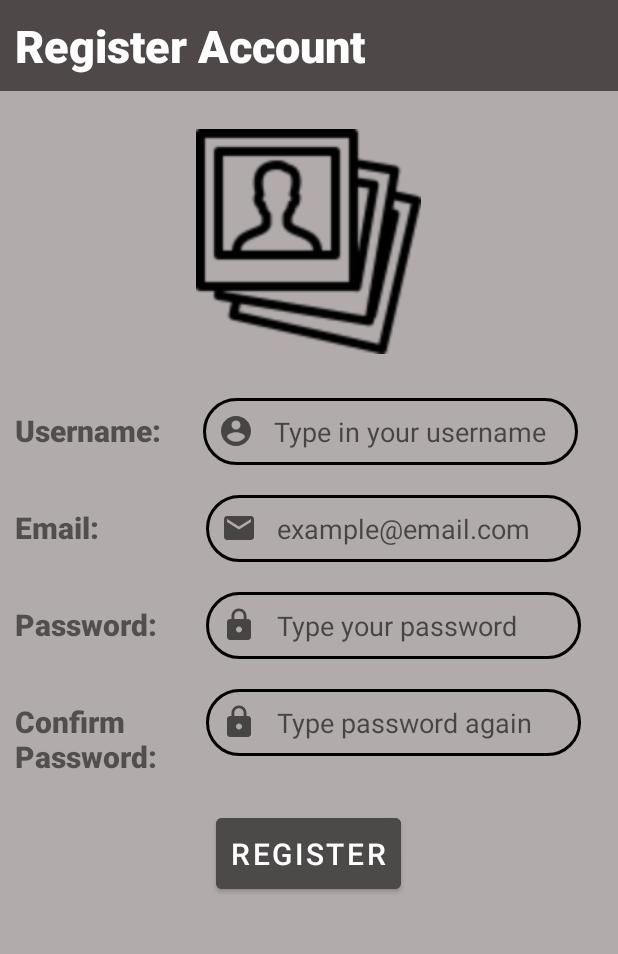
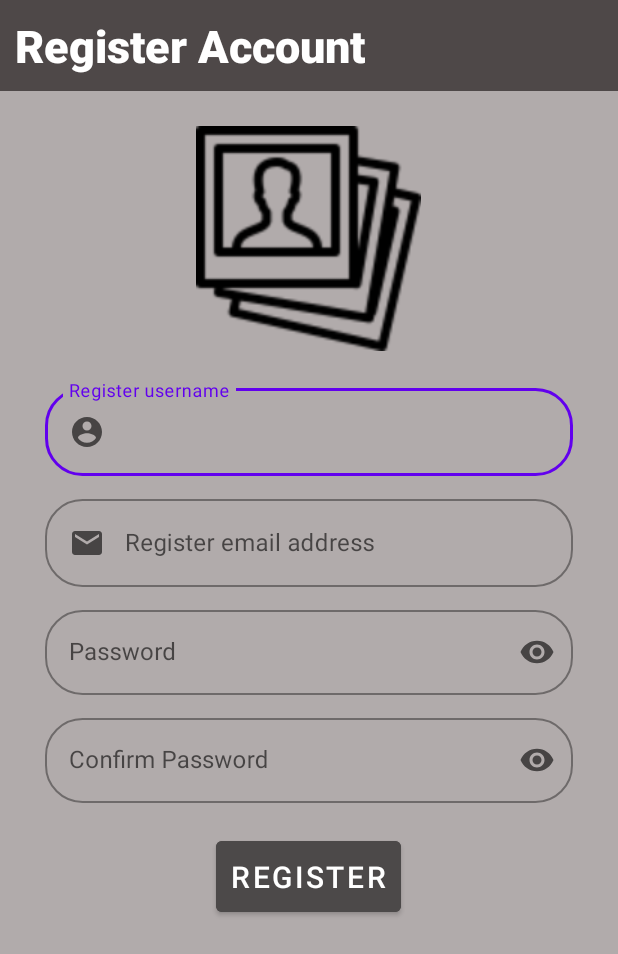
Before and after one commit to WongJiunLin/VirtualFridge, an Android app: the RegisterActivity screen opened directly, with no data from a screen before it, on a phone screen of 412 x 824 dp. Shown: the top 954 px of the screen. Run offline under Robolectric (Android 15) with nearby library versions, the phone set to English and light mode, and no system bars; our stand-ins replace Firebase (no records; nobody signed in at launch, a user with empty details on screens opened directly).

Commit message:
Register Account Page updated

```diff
--- a/app/src/main/res/layout/activity_register.xml
+++ b/app/src/main/res/layout/activity_register.xml
@@ -49,154 +49,92 @@
             android:visibility="invisible"
             android:layout_gravity="center"/>
 
-        <LinearLayout
+        <com.google.android.material.textfield.TextInputLayout
+            android:id="@+id/txtIptLayoutRegUsername"
+            style="@style/Widget.MaterialComponents.TextInputLayout.OutlinedBox"
             android:layout_width="match_parent"
             android:layout_height="wrap_content"
-            android:orientation="horizontal">
-            <RelativeLayout
-                android:layout_width="wrap_content"
-                android:layout_height="wrap_content"
-                android:layout_weight="1">
-                <TextView
-                    android:id="@+id/tvUserName"
-                    android:layout_width="wrap_content"
-                    android:layout_height="wrap_content"
-                    android:text="Username:"
-                    android:layout_margin="10dp"
-                    android:textStyle="bold"
-                    android:textSize="20sp"
-                    android:fontFamily="sans-serif-black" />
-            </RelativeLayout>
+            android:layout_marginLeft="30dp"
+            android:layout_marginRight="30dp"
+            android:hint="Register username"
+            app:boxCornerRadiusTopStart="25dp"
+            app:boxCornerRadiusTopEnd="25dp"
+            app:boxCornerRadiusBottomStart="25dp"
+            app:boxCornerRadiusBottomEnd="25dp"
+            app:endIconMode="clear_text">
+            <com.google.android.material.textfield.TextInputEditText
+                android:id="@+id/edtRegUsername"
+                android:drawableLeft="@drawable/icon_user"
+                android:drawablePadding="13dp"
+                android:layout_width="match_parent"
+                android:layout_height="wrap_content"/>
+        </com.google.android.material.textfield.TextInputLayout>
 
-            <RelativeLayout
-                android:layout_width="wrap_content"
-                android:layout_height="wrap_content"
-                android:layout_weight="2">
-                <EditText
-                    android:id="@+id/edtRegUsername"
-                    android:layout_width="250dp"
-                    android:layout_height="wrap_content"
-                    android:hint="Type in your username"
-                    android:background="@drawable/edittext_bg"
-                    android:drawableLeft="@drawable/icon_user"
-                    android:drawablePadding="13dp"
-                    android:layout_margin="10dp"
-                    android:padding="10dp"
-                    android:inputType="text" />
-            </RelativeLayout>
-
-        </LinearLayout>
-
-        <LinearLayout
+        <com.google.android.material.textfield.TextInputLayout
+            android:id="@+id/txtIptLayoutRegEmail"
+            style="@style/Widget.MaterialComponents.TextInputLayout.OutlinedBox"
             android:layout_width="match_parent"
             android:layout_height="wrap_content"
-            android:orientation="horizontal">
+            android:layout_marginLeft="30dp"
+            android:layout_marginRight="30dp"
+            android:hint="Register email address"
+            app:boxCornerRadiusTopStart="25dp"
+            app:boxCornerRadiusTopEnd="25dp"
+            app:boxCornerRadiusBottomStart="25dp"
+            app:boxCornerRadiusBottomEnd="25dp"
+            app:endIconMode="clear_text"
+            android:layout_marginTop="10dp">
+            <com.google.android.material.textfield.TextInputEditText
+                android:id="@+id/edtRegEmail"
+                android:drawableLeft="@drawable/icon_email"
+                android:drawablePadding="13dp"
+                android:layout_width="match_parent"
+                android:layout_height="wrap_content"/>
+        </com.google.android.material.textfield.TextInputLayout>
 
-            <RelativeLayout
-                android:layout_width="127dp"
-                android:layout_height="wrap_content"
-                android:layout_weight="0">
-                <TextView
-                    android:id="@+id/tvEmail"
-                    android:layout_width="wrap_content"
-                    android:layout_height="wrap_content"
-                    android:text="Email:"
-                    android:textStyle="bold"
-                    android:textSize="20sp"
-                    android:layout_margin="10dp"
-                    android:fontFamily="sans-serif-black" />
-            </RelativeLayout>
-            <RelativeLayout
-                android:layout_width="wrap_content"
-                android:layout_height="wrap_content"
-                android:layout_weight="2">
-                <EditText
-                    android:id="@+id/edtRegEmail"
-                    android:layout_width="250dp"
-                    android:layout_height="wrap_content"
-                    android:hint="example@email.com"
-                    android:background="@drawable/edittext_bg"
-                    android:padding="10dp"
-                    android:layout_margin="10dp"
-                    android:inputType="textEmailAddress"
-                    android:drawableLeft="@drawable/icon_email"
-                    android:drawablePadding="13dp" />
-            </RelativeLayout>
-        </LinearLayout>
+        <com.google.android.material.textfield.TextInputLayout
+            android:id="@+id/txtIptLayoutRegPassword"
+            style="@style/Widget.MaterialComponents.TextInputLayout.OutlinedBox"
+            android:layout_width="match_parent"
+            android:layout_height="wrap_content"
+            android:layout_marginLeft="30dp"
+            android:layout_marginRight="30dp"
+            android:hint="Password"
+            app:boxCornerRadiusTopStart="25dp"
+            app:boxCornerRadiusTopEnd="25dp"
+            app:boxCornerRadiusBottomStart="25dp"
+            app:boxCornerRadiusBottomEnd="25dp"
+            app:endIconMode="password_toggle"
+            android:layout_marginTop="10dp">
+            <com.google.android.material.textfield.TextInputEditText
+                android:id="@+id/edtRegPassword"
+                android:inputType="textPassword"
+                android:drawablePadding="13dp"
+                android:layout_width="match_parent"
+                android:layout_height="wrap_content"/>
+        </com.google.android.material.textfield.TextInputLayout>
 
-        <LinearLayout
-            android:layout_width="wrap_content"
+        <com.google.android.material.textfield.TextInputLayout
+            android:id="@+id/txtIptLayoutRegConfirmPassword"
+            style="@style/Widget.MaterialComponents.TextInputLayout.OutlinedBox"
+            android:layout_width="match_parent"
             android:layout_height="wrap_content"
-            android:orientation="horizontal">
-
-            <RelativeLayout
-                android:layout_width="127dp"
-                android:layout_height="wrap_content"
-                android:layout_weight="1">
-                <TextView
-                    android:id="@+id/tvPassword"
-                    android:layout_width="wrap_content"
-                    android:layout_height="wrap_content"
-                    android:text="Password:"
-                    android:textStyle="bold"
-                    android:textSize="20sp"
-                    android:layout_margin="10dp"
-                    android:fontFamily="sans-serif-black"  />
-            </RelativeLayout>
-            <RelativeLayout
-                android:layout_width="wrap_content"
-                android:layout_height="wrap_content"
-                android:layout_weight="2">
-                <EditText
-                    android:id="@+id/edtRegPassword"
-                    android:layout_width="250dp"
-                    android:layout_height="wrap_content"
-                    android:hint="Type your password"
-                    android:background="@drawable/edittext_bg"
-                    android:padding="10dp"
-                    android:inputType="textPassword"
-                    android:drawableLeft="@drawable/icon_lock"
-                    android:drawablePadding="13dp"
-                    android:layout_margin="10dp"/>
-            </RelativeLayout>
-        </LinearLayout>
-
-        <LinearLayout
-            android:layout_width="wrap_content"
-            android:layout_height="wrap_content"
-            android:orientation="horizontal">
-
-            <RelativeLayout
-                android:layout_width="127dp"
-                android:layout_height="wrap_content"
-                android:layout_weight="1">
-                <TextView
-                    android:id="@+id/tvConfirmPassword"
-                    android:layout_width="wrap_content"
-                    android:layout_height="wrap_content"
-                    android:text="Confirm Password:"
-                    android:textStyle="bold"
-                    android:textSize="20sp"
-                    android:layout_margin="10dp"
-                    android:fontFamily="sans-serif-black"/>
-            </RelativeLayout>
-            <RelativeLayout
-                android:layout_width="wrap_content"
-                android:layout_height="wrap_content"
-                android:layout_weight="2">
-                <EditText
-                    android:id="@+id/edtRegConfirmPassword"
-                    android:layout_width="250dp"
-                    android:layout_height="wrap_content"
-                    android:hint="Type password again"
-                    android:background="@drawable/edittext_bg"
-                    android:padding="10dp"
-                    android:inputType="textPassword"
-                    android:drawableLeft="@drawable/icon_lock"
-                    android:drawablePadding="13dp"
-                    android:layout_margin="10dp"/>
-            </RelativeLayout>
-        </LinearLayout>
+            android:layout_marginLeft="30dp"
+            android:layout_marginRight="30dp"
+            android:hint="Confirm Password"
+            app:boxCornerRadiusTopStart="25dp"
+            app:boxCornerRadiusTopEnd="25dp"
+            app:boxCornerRadiusBottomStart="25dp"
+            app:boxCornerRadiusBottomEnd="25dp"
+            app:endIconMode="password_toggle"
+            android:layout_marginTop="10dp">
+            <com.google.android.material.textfield.TextInputEditText
+                android:id="@+id/edtRegConfirmPassword"
+                android:inputType="textPassword"
+                android:drawablePadding="13dp"
+                android:layout_width="match_parent"
+                android:layout_height="wrap_content"/>
+        </com.google.android.material.textfield.TextInputLayout>
         <TextView
             android:id="@+id/tvAlertAccountExisted"
             android:layout_width="wrap_content"
```
